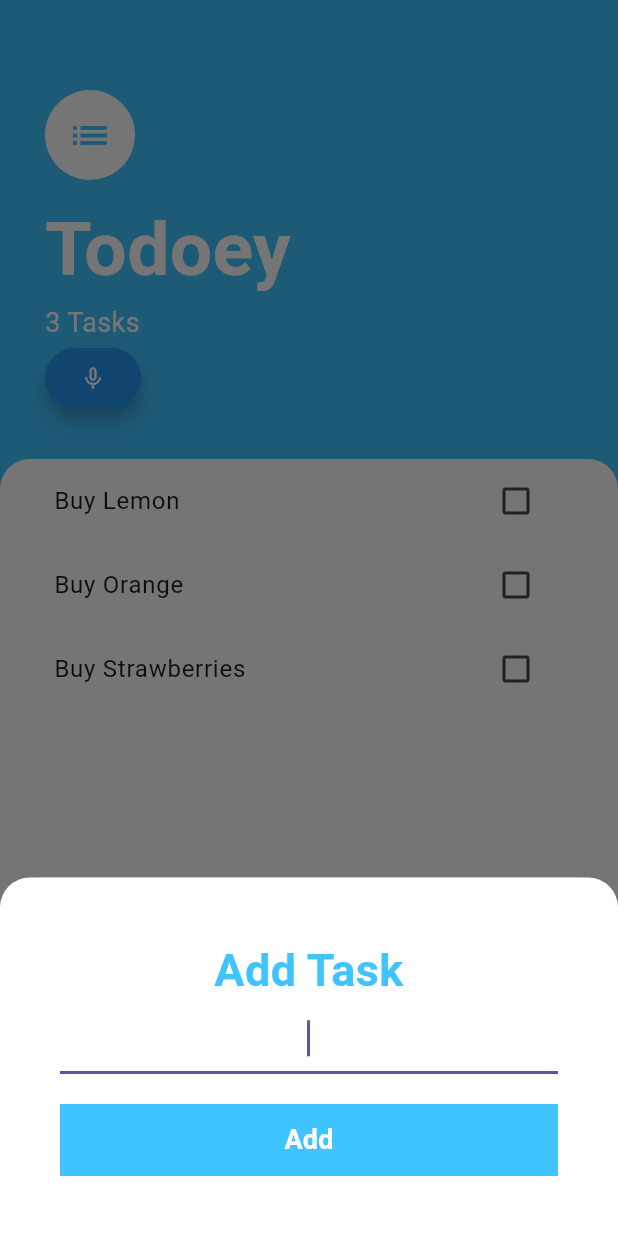
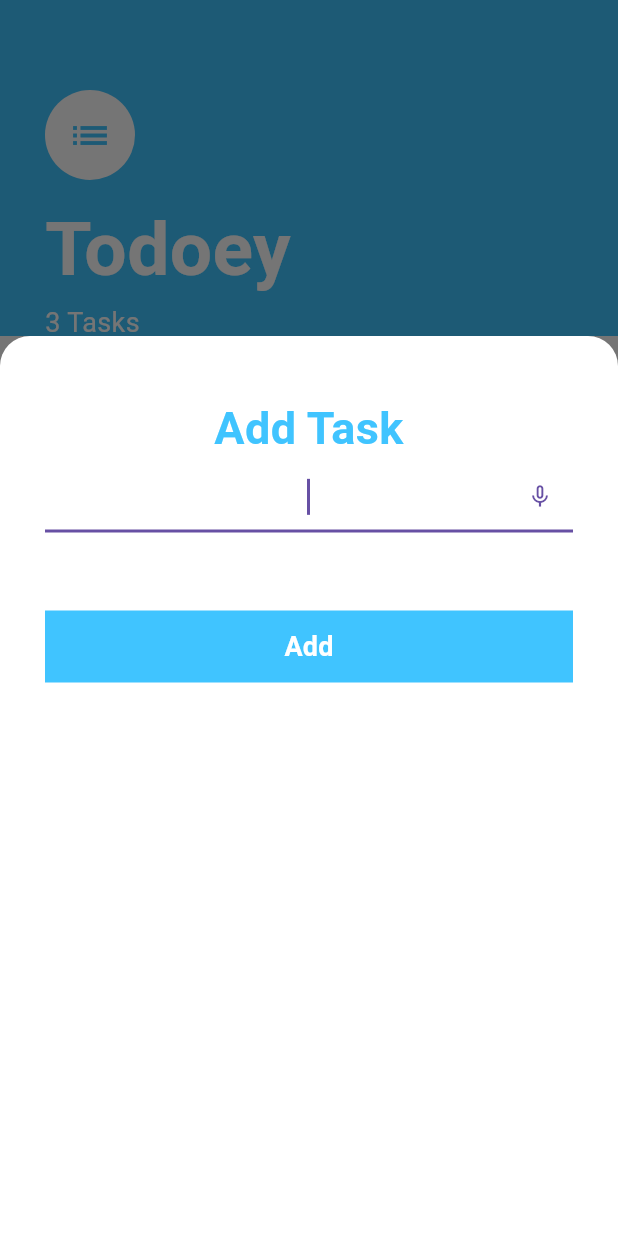
Before and after one commit to vinicius-acruz/todo_app, a Flutter app: the screen it shows after launch, after a tap on the "add" icon, on a phone screen of 412 x 824 dp. Run offline on Flutter 3.47's test engine with Material 3 defaults, Android fonts, the phone set to English and light mode, and no system bars; drawn by our look-alikes of avatar_glow; our stand-ins replace speech_to_text.

Commit message:
Add permission_handler and avatar_glow dependencies

```diff
--- a/lib/screens/add_task_screen.dart
+++ b/lib/screens/add_task_screen.dart
@@ -1,6 +1,7 @@
 import 'package:flutter/material.dart';
 import 'package:todoey_flutter/models/task_data.dart';
 import 'package:provider/provider.dart';
+import 'package:todoey_flutter/widgets/voice_control.dart';
 
 class AddTaskScreen extends StatefulWidget {
   @override
@@ -10,6 +11,13 @@ class AddTaskScreen extends StatefulWidget {
 class _AddTaskScreenState extends State<AddTaskScreen> {
   late String typedText;
   final messageTextController = TextEditingController();
+
+  void updateTypedText(String newText) {
+    setState(() {
+      typedText = newText;
+      messageTextController.text = newText; // Update the controller text
+    });
+  }
 
   @override
   Widget build(BuildContext context) {
@@ -26,8 +34,11 @@ class _AddTaskScreenState extends State<AddTaskScreen> {
         child: Padding(
           padding: const EdgeInsets.symmetric(
             vertical: 40.0,
-            horizontal: 40.0,
           ),
+          child: Stack(
+            children: [
+              Padding(
+                padding: const EdgeInsets.symmetric(horizontal: 30.0),
                 child: Column(
                   crossAxisAlignment: CrossAxisAlignment.stretch,
                   children: [
@@ -40,7 +51,10 @@ class _AddTaskScreenState extends State<AddTaskScreen> {
                         fontWeight: FontWeight.w600,
                       ),
                     ),
-              TextField(
+                    SizedBox(
+                      height: 80,
+                      width: double.infinity,
+                      child: TextField(
                         controller: messageTextController,
                         onChanged: (value) {
                           typedText = value;
@@ -51,6 +65,7 @@ class _AddTaskScreenState extends State<AddTaskScreen> {
                         style: const TextStyle(
                           color: Colors.blue, // Set text color to blue
                           fontWeight: FontWeight.bold, // Set text to bold
+                        ),
                       ),
                     ),
                     const SizedBox(
@@ -77,6 +92,17 @@ class _AddTaskScreenState extends State<AddTaskScreen> {
                   ],
                 ),
               ),
+              Positioned(
+                top: 43,
+                right: 20,
+                child: SpeechButton(
+                  onSpeechResult:
+                      updateTypedText, // callback function to update the text based on speech input
+                ),
+              ),
+            ],
+          ),
+        ),
       ),
     );
   }
--- a/lib/screens/tasks_screen.dart
+++ b/lib/screens/tasks_screen.dart
@@ -3,7 +3,6 @@ import 'package:todoey_flutter/models/task_data.dart';
 import 'package:todoey_flutter/widgets/tasks_list.dart';
 import 'package:todoey_flutter/screens/add_task_screen.dart';
 import 'package:provider/provider.dart';
-import 'package:todoey_flutter/widgets/voice_control.dart';
 
 class TasksScreen extends StatelessWidget {
   @override
@@ -18,6 +17,7 @@ class TasksScreen extends StatelessWidget {
             context: context,
             builder: (context) => SingleChildScrollView(
               child: Container(
+                height: 600,
                 padding: EdgeInsets.only(
                     bottom: MediaQuery.of(context).viewInsets.bottom),
                 child: AddTaskScreen(),
@@ -68,7 +68,6 @@ class TasksScreen extends StatelessWidget {
                     fontSize: 18.0,
                   ),
                 ),
-                VoiceControl(),
               ],
             ),
           ),
--- a/lib/widgets/voice_control.dart
+++ b/lib/widgets/voice_control.dart
@@ -1,15 +1,20 @@
+import 'package:avatar_glow/avatar_glow.dart';
 import 'package:flutter/material.dart';
 import 'package:speech_to_text/speech_to_text.dart' as stt;
 
-class VoiceControl extends StatefulWidget {
+class SpeechButton extends StatefulWidget {
+  final Function(String)? onSpeechResult;
+
+  const SpeechButton({Key? key, this.onSpeechResult}) : super(key: key);
+
   @override
-  _VoiceControlState createState() => _VoiceControlState();
+  _SpeechButtonState createState() => _SpeechButtonState();
 }
 
-class _VoiceControlState extends State<VoiceControl> {
+class _SpeechButtonState extends State<SpeechButton> {
   late stt.SpeechToText _speech;
   bool _isListening = false;
-  String _text = 'Press the button and start speaking';
+  String text = '';
 
   @override
   void initState() {
@@ -17,8 +22,25 @@ class _VoiceControlState extends State<VoiceControl> {
     _speech = stt.SpeechToText();
   }
 
+  @override
+  Widget build(BuildContext context) {
+    return Container(
+      child: AvatarGlow(
+        animate: _isListening,
+        glowColor: _isListening ? Colors.blue : Colors.white,
+        duration: const Duration(milliseconds: 2000),
+        startDelay: const Duration(milliseconds: 100),
+        glowRadiusFactor: 0.5,
+        repeat: true,
+        child: TextButton(
+          onPressed: _listen,
+          child: Icon(_isListening ? Icons.mic : Icons.mic_none),
+        ),
+      ),
+    );
+  }
+
   void _listen() async {
-    print('got pressed');
     if (!_isListening) {
       bool available = await _speech.initialize(
         onStatus: (val) => print('onStatus: $val'),
@@ -27,11 +49,14 @@ class _VoiceControlState extends State<VoiceControl> {
       if (available) {
         setState(() => _isListening = true);
         _speech.listen(
-          onResult: (val) => setState(() {
-            _text = val.recognizedWords;
-            print(_text);
-            // TODO: Interpret and act on recognized words
-          }),
+          onResult: (val) {
+            setState(() {
+              text = val.recognizedWords;
+            });
+            if (widget.onSpeechResult != null) {
+              widget.onSpeechResult!(text); // Invoke the callback
+            }
+          },
         );
       }
     } else {
@@ -39,24 +64,4 @@ class _VoiceControlState extends State<VoiceControl> {
       _speech.stop();
     }
   }
-
-  @override
-  Widget build(BuildContext context) {
-    return TextButton(
-      style: TextButton.styleFrom(
-        backgroundColor: Colors.blue, // Change the background color as needed
-        shape: RoundedRectangleBorder(
-          borderRadius: BorderRadius.circular(
-              30), // Adjust the border radius for rounded edges
-        ),
-        shadowColor: Colors.black, // Shadow color
-        elevation: 5, // Shadow elevation
-      ),
-      onPressed: _listen,
-      child: Icon(
-        _isListening ? Icons.mic : Icons.mic_none,
-        color: Colors.white, // Change the icon color as needed
-      ),
-    );
-  }
 }
--- a/pubspec.yaml
+++ b/pubspec.yaml
@@ -37,6 +37,8 @@ dependencies:
   cupertino_icons: ^1.0.2
   provider: ^6.0.5
   speech_to_text: ^6.5.1
+  permission_handler: ^11.1.0
+  avatar_glow: ^3.0.1
 
 dev_dependencies:
   flutter_test:
```
Also changed, not shown: pubspec.lock, 5 other files. Lines whose indentation alone changed are shown as unchanged.
